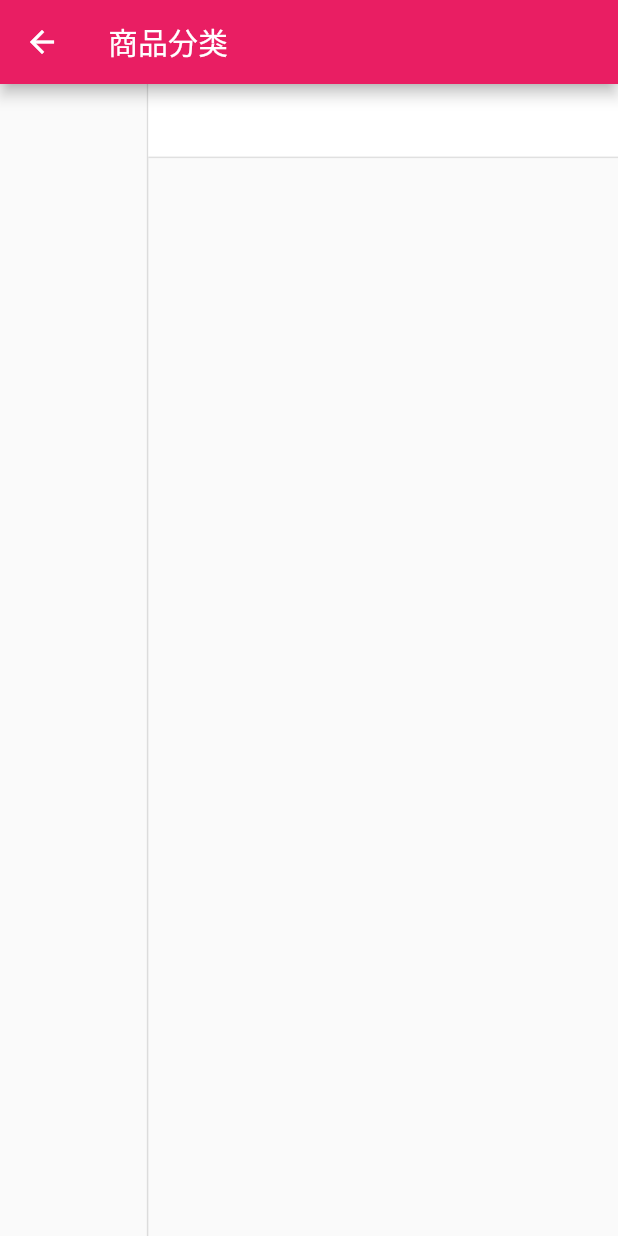
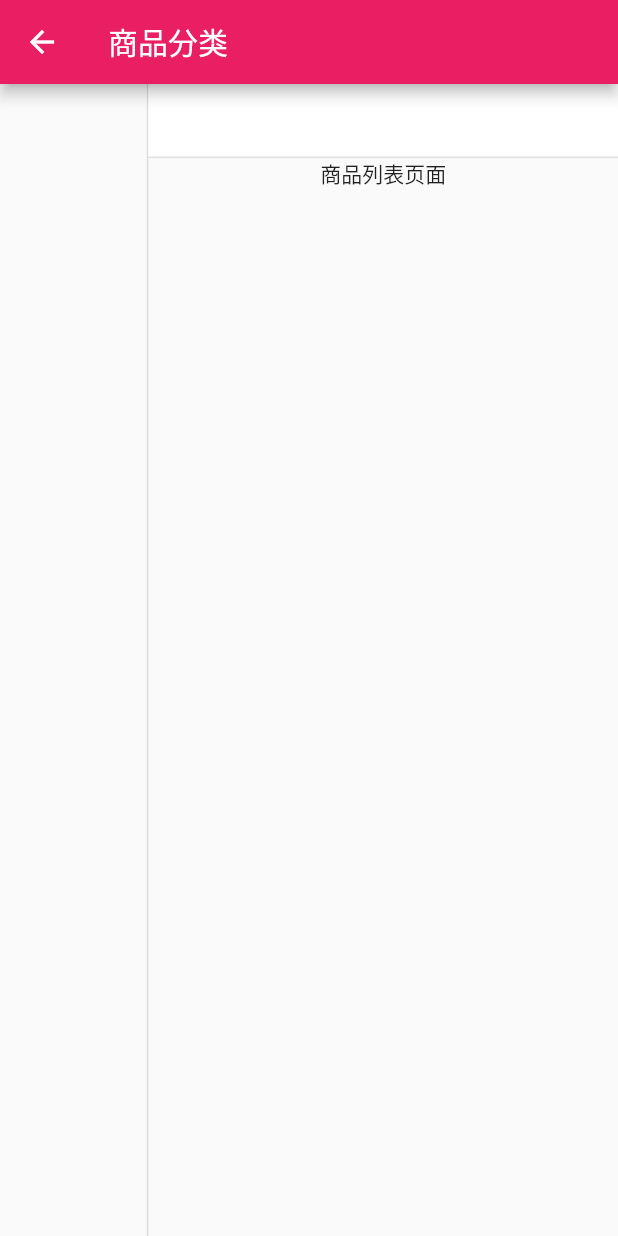
Before and after one commit to jeekMic/flutter_project, a Flutter app: the CategoryPage screen opened directly, on a phone screen of 412 x 824 dp. Run offline on Flutter 3.47's test engine with Material 2 defaults, Android fonts, the phone set to English and light mode, and no system bars; our stand-ins replace dio, flutter_easyrefresh, flutter_screenutil, flutter_swiper; missing offline and left inert: provide; network calls fail; statements that could not run were skipped.

```diff
--- /dev/null
+++ b/lib/model/categoryGoodList.dart
@@ -0,0 +1,61 @@
+class CategoryGoodsListModel {
+  String code;
+  String message;
+  List<CategroyData> data;
+
+  CategoryGoodsListModel({this.code, this.message, this.data});
+
+  CategoryGoodsListModel.fromJson(Map<String, dynamic> json) {
+    code = json['code'];
+    message = json['message'];
+    if (json['data'] != null) {
+      data = new List<CategroyData>();
+      json['data'].forEach((v) {
+        data.add(new CategroyData.fromJson(v));
+      });
+    }
+  }
+
+  Map<String, dynamic> toJson() {
+    final Map<String, dynamic> data = new Map<String, dynamic>();
+    data['code'] = this.code;
+    data['message'] = this.message;
+    if (this.data != null) {
+      data['data'] = this.data.map((v) => v.toJson()).toList();
+    }
+    return data;
+  }
+}
+
+class CategroyData {
+  String image;
+  double oriPrice;
+  double presentPrice;
+  String goodsName;
+  String goodsId;
+
+  CategroyData(
+      {this.image,
+      this.oriPrice,
+      this.presentPrice,
+      this.goodsName,
+      this.goodsId});
+
+  CategroyData.fromJson(Map<String, dynamic> json) {
+    image = json['image'];
+    oriPrice = json['oriPrice'];
+    presentPrice = json['presentPrice'];
+    goodsName = json['goodsName'];
+    goodsId = json['goodsId'];
+  }
+
+  Map<String, dynamic> toJson() {
+    final Map<String, dynamic> data = new Map<String, dynamic>();
+    data['image'] = this.image;
+    data['oriPrice'] = this.oriPrice;
+    data['presentPrice'] = this.presentPrice;
+    data['goodsName'] = this.goodsName;
+    data['goodsId'] = this.goodsId;
+    return data;
+  }
+}
--- a/lib/page/category_page.dart
+++ b/lib/page/category_page.dart
@@ -9,6 +9,8 @@ import '../model/category.dart';
 import 'package:flutter_screenutil/flutter_screenutil.dart';
 import 'package:provide/provide.dart';
 import '../provide/child_category.dart';
+import '../model/categoryGoodList.dart';
+
 class CategoryPage extends StatefulWidget {
   CategoryPage({Key key}) : super(key: key);
 
@@ -33,7 +35,8 @@ class _CategoryPageState extends State<CategoryPage> {
             LeftCategory(),
             Column(
               children: <Widget>[
-                 RightCategoryNav()
+                 RightCategoryNav(),
+                 CategoryGoodsList(),
               ],
             ),
 
@@ -158,10 +161,7 @@ class _RightCategoryNavState extends State<RightCategoryNav> {
     );
 
 
-
-
   }
-
   Widget _rightInkWell(BxMallSubDto item){
       return InkWell(
         onTap: (){},
@@ -175,3 +175,73 @@ class _RightCategoryNavState extends State<RightCategoryNav> {
       );
   }
 }
+//商品列表，上拉加载
+class CategoryGoodsList extends StatefulWidget {
+  CategoryGoodsList({Key key}) : super(key: key);
+
+  _CategoryGoodsListState createState() => _CategoryGoodsListState();
+}
+
+class _CategoryGoodsListState extends State<CategoryGoodsList> {
+  List list = [];
+  @override
+  void initState() {
+    _getGoodsList();
+    super.initState();
+  }
+  @override
+  Widget build(BuildContext context) {
+    return Container(
+       child: Text("商品列表页面"),
+    );
+  }
+
+  void _getGoodsList() async{
+    var data = {
+      'categoryId':'4',
+      'CategorySubId':'',
+      'page':1,
+    };
+    await request('getMallGoods', formData:data).then((val){
+      var data = json.decode(val.toString());
+      CategoryGoodsListModel goodsList = CategoryGoodsListModel.fromJson(data);
+      setState(() {
+       list = goodsList.data;
+      });
+    });
+
+  }
+
+
+  Widget _goodsImage(index){
+    return Container(
+      width: ScreenUtil().setWidth(200),
+      child: Image.network(list[index].image),
+    );
+  }
+  Widget _goodsName(index){
+    return  Container(
+      padding:EdgeInsets.all(5.0),
+      width:ScreenUtil().setWidth(370),
+      child:Text(
+      list[index].goodsName,
+      maxLines: 2,
+      overflow: TextOverflow.ellipsis,
+      style: TextStyle(fontSize: ScreenUtil().setSp(28)),
+    ),
+    );
+  }
+  Widget _goodsprice(index){
+    return Container(
+      child: Row(
+          children: <Widget>[
+            Text("价格￥${list[index].presentPrice}",style: TextStyle(color: Colors.pink,fontSize: ScreenUtil().setSp(30)),),
+
+            Text("${list[index].presentPrice}",style:TextStyle(color: Colors.black26,decoration: TextDecoration.lineThrough)),
+          ],
+
+      ),
+    );
+  }
+
+}
```
